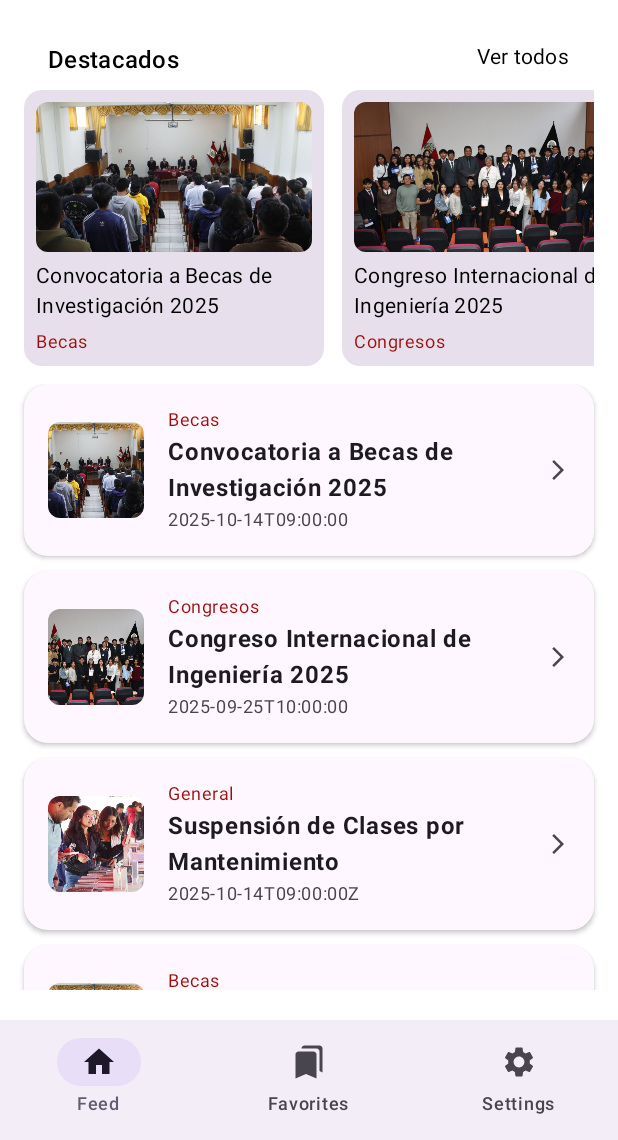
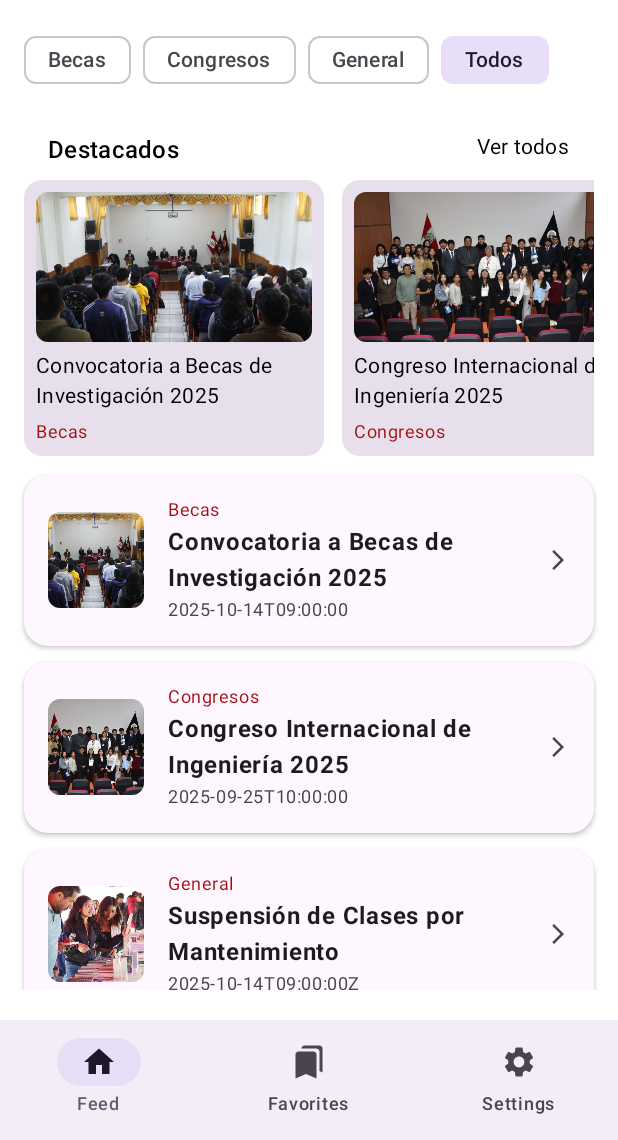
Before and after one commit to IntroNuevasPlataformas-2025/unsa-connect-android, an Android app built with Jetpack Compose: the screen it shows after launch (MainActivity), on a phone screen of 412 x 824 dp, the part 96-1236 px from its top. Run offline under Robolectric (Android 15) with nearby library versions, the phone set to English and light mode, and no system bars; our stand-ins replace Dagger/Hilt's generated code, Room's generated code.

Commit message:
Implementación del filtrado por categorías

```diff
--- a/app/src/main/java/com/unsa/unsaconnect/ui/screens/FeedScreen.kt
+++ b/app/src/main/java/com/unsa/unsaconnect/ui/screens/FeedScreen.kt
@@ -4,6 +4,8 @@ import androidx.compose.foundation.layout.*
 import androidx.compose.foundation.lazy.LazyColumn
 import androidx.compose.foundation.lazy.LazyRow
 import androidx.compose.foundation.lazy.items
+import androidx.compose.material.icons.Icons
+import androidx.compose.material.icons.filled.Check
 import androidx.compose.material3.*
 import androidx.compose.runtime.*
 import androidx.compose.ui.Alignment
@@ -57,6 +59,43 @@ fun NewsFeed(
                 .fillMaxSize()
                 .padding(16.dp)
         ) {
+            //Filtrado por categorías
+            if (uiState.categories.isNotEmpty()) {
+                LazyRow(
+                    horizontalArrangement = Arrangement.spacedBy(8.dp),
+                    modifier = Modifier.fillMaxWidth()
+                ) {
+                    items(uiState.categories) { category ->
+                        FilterChip(
+                            selected = uiState.selectedCategoryId == category.id,
+                            onClick = {
+                                viewModel.selectCategory(category.id)
+                            },
+                            label = {
+                                Text(text = category.name)
+                            },
+                            leadingIcon = if (uiState.selectedCategoryId == category.id) {
+                                {
+                                    Icon(
+                                        imageVector = Icons.Default.Check,
+                                        contentDescription = null
+                                    )
+                                }
+                            } else null
+                        )
+                    }
+                    item {
+                        FilterChip(
+                            selected = uiState.selectedCategoryId == null,
+                            onClick = { viewModel.selectCategory(null) },
+                            label = { Text("Todos") }
+                        )
+                    }
+                }
+
+                Spacer(modifier = Modifier.height(12.dp))
+            }
+
             Spacer(modifier = Modifier.height(12.dp))
             Row(
                 modifier = Modifier.fillMaxWidth().padding(horizontal = 16.dp),
```
